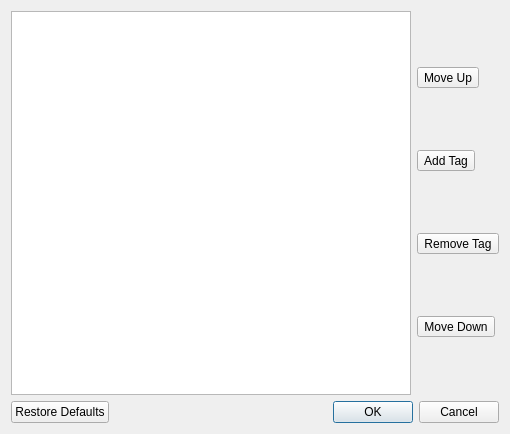
Before: the Qt Designer form music_modify/gui/ui/dialog_prefs_tag.ui in Kayzels/Music-Modify, drawn with Qt 5.
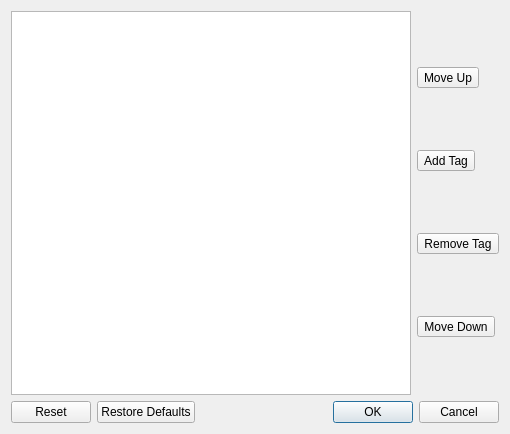
After: the same form once the commit is applied. Icons and pictures are not drawn.

The edit to the form file:
```diff
--- a/music_modify/gui/ui/dialog_prefs_tag.ui
+++ b/music_modify/gui/ui/dialog_prefs_tag.ui
@@ -90,7 +90,7 @@
       <enum>Qt::Orientation::Horizontal</enum>
      </property>
      <property name="standardButtons">
-      <set>QDialogButtonBox::StandardButton::Cancel|QDialogButtonBox::StandardButton::Ok|QDialogButtonBox::StandardButton::RestoreDefaults</set>
+      <set>QDialogButtonBox::StandardButton::Cancel|QDialogButtonBox::StandardButton::Ok|QDialogButtonBox::StandardButton::Reset|QDialogButtonBox::StandardButton::RestoreDefaults</set>
      </property>
     </widget>
    </item>
```
